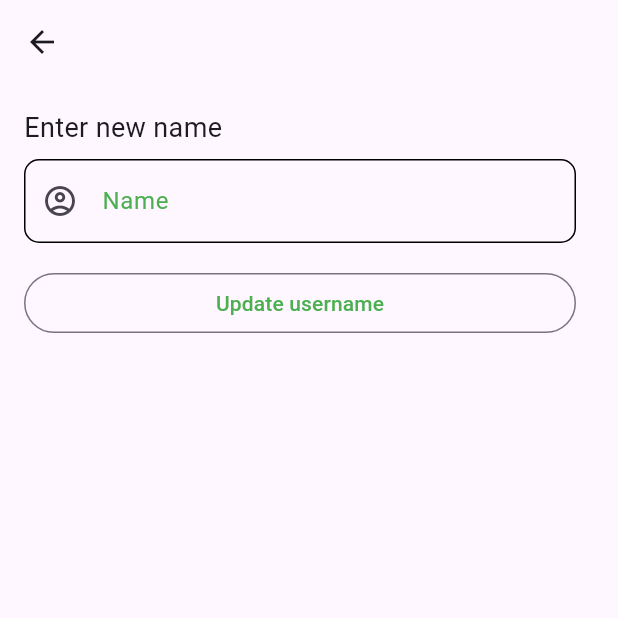
After one commit to SamuelWakoli/Moval-Enterprise, a Flutter app: the EditUsername screen opened directly, on a phone screen of 412 x 824 dp, the top half of it. The commit adds this screen. Run offline on Flutter 3.47's test engine with Material 2 defaults, Android fonts, the phone set to English and light mode, and no system bars; our stand-ins replace cached_network_image, firebase_auth, firebase_core, firebase_storage, image_picker; missing offline and left inert: firebase_ui_oauth_google; accounts and stored records are empty; network calls fail.

Commit message:
Edit username and profile img

```diff
--- /dev/null
+++ b/lib/pages/edit_username.dart
@@ -0,0 +1,105 @@
+import 'package:firebase_auth/firebase_auth.dart';
+import 'package:flutter/material.dart';
+
+class EditUsername extends StatefulWidget {
+  const EditUsername({Key? key}) : super(key: key);
+
+  @override
+  State<EditUsername> createState() => _EditUsernameState();
+}
+
+class _EditUsernameState extends State<EditUsername> {
+  String? _newUsername;
+  bool loading = false;
+
+  InputBorder textFieldBorder = OutlineInputBorder(
+    borderRadius: BorderRadius.circular(10.0),
+  );
+
+  @override
+  Widget build(BuildContext context) {
+    return Scaffold(
+      appBar: AppBar(),
+      body: SingleChildScrollView(
+        child: ConstrainedBox(
+            constraints: const BoxConstraints(
+              maxWidth: 400.0,
+            ),
+            child: Padding(
+              padding: const EdgeInsets.all(16.0),
+              child: Column(
+                mainAxisAlignment: MainAxisAlignment.center,
+                crossAxisAlignment: CrossAxisAlignment.center,
+                children: [
+                  Row(
+                    children: const [
+                      Padding(
+                        padding: EdgeInsets.only(bottom: 8.0),
+                        child: Text(
+                          "Enter new name",
+                          style: TextStyle(fontSize: 18),
+                        ),
+                      ),
+                    ],
+                  ),
+                  TextFormField(
+                    keyboardType: TextInputType.emailAddress,
+                    textInputAction: TextInputAction.done,
+                    decoration: InputDecoration(
+                      prefixIcon: const Icon(Icons.account_circle_outlined),
+                      label: const Text("Name"),
+                      labelStyle:
+                          TextStyle(color: Theme.of(context).primaryColor),
+                      enabledBorder: textFieldBorder,
+                      focusedBorder: textFieldBorder,
+                      errorBorder: textFieldBorder,
+                      focusedErrorBorder: textFieldBorder,
+                    ),
+                    validator: (value) {
+                      if (value == null || value.isEmpty) {
+                        return 'Name required';
+                      }
+                      return null;
+                    },
+                    onChanged: (value) {
+                      _newUsername = value;
+                    },
+                  ),
+                  const SizedBox(height: 16.0),
+                  SizedBox(
+                      width: double.infinity,
+                      child: OutlinedButton(
+                          onPressed: () async {
+                            if (_newUsername != null) {
+                              setState(() {
+                                loading = true;
+                              });
+                              FirebaseAuth.instance.currentUser!
+                                  .updateDisplayName(_newUsername)
+                                  .whenComplete(() => Navigator.pop(context));
+                            } else {
+                              ScaffoldMessenger.of(context).showSnackBar(
+                                  const SnackBar(
+                                      content: Text("Enter your name")));
+                            }
+                          },
+                          child: loading
+                              ? SizedBox(
+                                  height: 20,
+                                  width: 20,
+                                  child: CircularProgressIndicator(
+                                    color: Theme.of(context).primaryColor,
+                                  ),
+                                )
+                              : Text(
+                                  "Update username",
+                                  style: TextStyle(
+                                      color: Theme.of(context).primaryColor),
+                                ))),
+                ],
+              ),
+            )),
+      ),
+    );
+  }
+}
```
Also changed, not shown: lib/pages/account.dart (+16 -2 lines), lib/pages/edit_profile_img.dart (added, +226 -0 lines).
